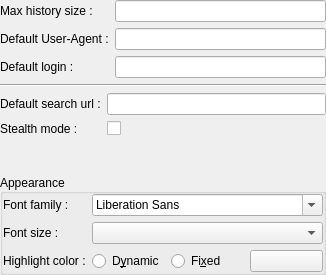
dguihal/quteqoin, file ui/settingsmanager/qqgeneralsettings.ui: the form before one commit.
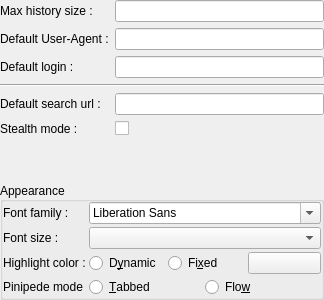
The form after the commit.

Commit message: Le pini peut maintenant afficher en mode flux (compact) ou en mode tabulé

What changed in the file:
```diff
--- a/ui/settingsmanager/qqgeneralsettings.ui
+++ b/ui/settingsmanager/qqgeneralsettings.ui
@@ -7,13 +7,16 @@
     <x>0</x>
     <y>0</y>
     <width>324</width>
-    <height>275</height>
+    <height>300</height>
    </rect>
   </property>
   <property name="windowTitle">
    <string>Form</string>
   </property>
   <layout class="QVBoxLayout" name="verticalLayout">
+   <property name="spacing">
+    <number>6</number>
+   </property>
    <property name="leftMargin">
     <number>0</number>
    </property>
@@ -80,58 +83,40 @@
         </property>
        </widget>
       </item>
-     </layout>
-    </widget>
-   </item>
-   <item>
-    <widget class="Line" name="line">
-     <property name="frameShadow">
-      <enum>QFrame::Sunken</enum>
-     </property>
-     <property name="orientation">
-      <enum>Qt::Horizontal</enum>
-     </property>
-    </widget>
-   </item>
-   <item>
-    <widget class="QWidget" name="widget" native="true">
-     <layout class="QFormLayout" name="formLayout_3">
-      <property name="leftMargin">
-       <number>0</number>
-      </property>
-      <property name="topMargin">
-       <number>0</number>
-      </property>
-      <property name="rightMargin">
-       <number>0</number>
-      </property>
-      <property name="bottomMargin">
-       <number>0</number>
-      </property>
-      <item row="0" column="0">
+      <item row="4" column="1">
+       <widget class="QLineEdit" name="defaultWebSearchUrlLineEdit"/>
+      </item>
+      <item row="4" column="0">
        <widget class="QLabel" name="labelSearchUrl">
         <property name="text">
          <string>Default search url :</string>
         </property>
        </widget>
       </item>
-      <item row="0" column="1">
-       <widget class="QLineEdit" name="defaultWebSearchUrlLineEdit"/>
-      </item>
-      <item row="1" column="1">
-       <widget class="QCheckBox" name="stealthModeCB">
-        <property name="text">
-         <string/>
+      <item row="3" column="0" colspan="2">
+       <widget class="Line" name="line">
+        <property name="frameShadow">
+         <enum>QFrame::Sunken</enum>
+        </property>
+        <property name="orientation">
+         <enum>Qt::Horizontal</enum>
         </property>
        </widget>
       </item>
-      <item row="1" column="0">
+      <item row="5" column="0">
        <widget class="QLabel" name="label_2">
         <property name="text">
          <string>Stealth mode :</string>
         </property>
        </widget>
       </item>
+      <item row="5" column="1">
+       <widget class="QCheckBox" name="stealthModeCB">
+        <property name="text">
+         <string/>
+        </property>
+       </widget>
+      </item>
      </layout>
     </widget>
    </item>
@@ -140,6 +125,9 @@
      <property name="orientation">
       <enum>Qt::Vertical</enum>
      </property>
+     <property name="sizeType">
+      <enum>QSizePolicy::Expanding</enum>
+     </property>
      <property name="sizeHint" stdset="0">
       <size>
        <width>20</width>
@@ -163,6 +151,12 @@
       <set>Qt::AlignLeading|Qt::AlignLeft|Qt::AlignVCenter</set>
      </property>
      <layout class="QFormLayout" name="formLayout">
+      <property name="horizontalSpacing">
+       <number>3</number>
+      </property>
+      <property name="verticalSpacing">
+       <number>3</number>
+      </property>
       <property name="leftMargin">
        <number>0</number>
       </property>
@@ -241,6 +235,48 @@
         </layout>
        </widget>
       </item>
+      <item row="3" column="0">
+       <widget class="QLabel" name="labelPiniMode">
+        <property name="text">
+         <string>Pinipede mode</string>
+        </property>
+       </widget>
+      </item>
+      <item row="3" column="1">
+       <widget class="QWidget" name="widget_3" native="true">
+        <layout class="QHBoxLayout" name="horizontalLayout_2">
+         <property name="spacing">
+          <number>0</number>
+         </property>
+         <property name="leftMargin">
+          <number>0</number>
+         </property>
+         <property name="topMargin">
+          <number>0</number>
+         </property>
+         <property name="rightMargin">
+          <number>0</number>
+         </property>
+         <property name="bottomMargin">
+          <number>0</number>
+         </property>
+         <item>
+          <widget class="QRadioButton" name="piniTabbedRB">
+           <property name="text">
+            <string>&amp;Tabbed</string>
+           </property>
+          </widget>
+         </item>
+         <item>
+          <widget class="QRadioButton" name="piniFlowRB">
+           <property name="text">
+            <string>Flo&amp;w</string>
+           </property>
+          </widget>
+         </item>
+        </layout>
+       </widget>
+      </item>
      </layout>
     </widget>
    </item>
```
The commit also changes 6 other files.
